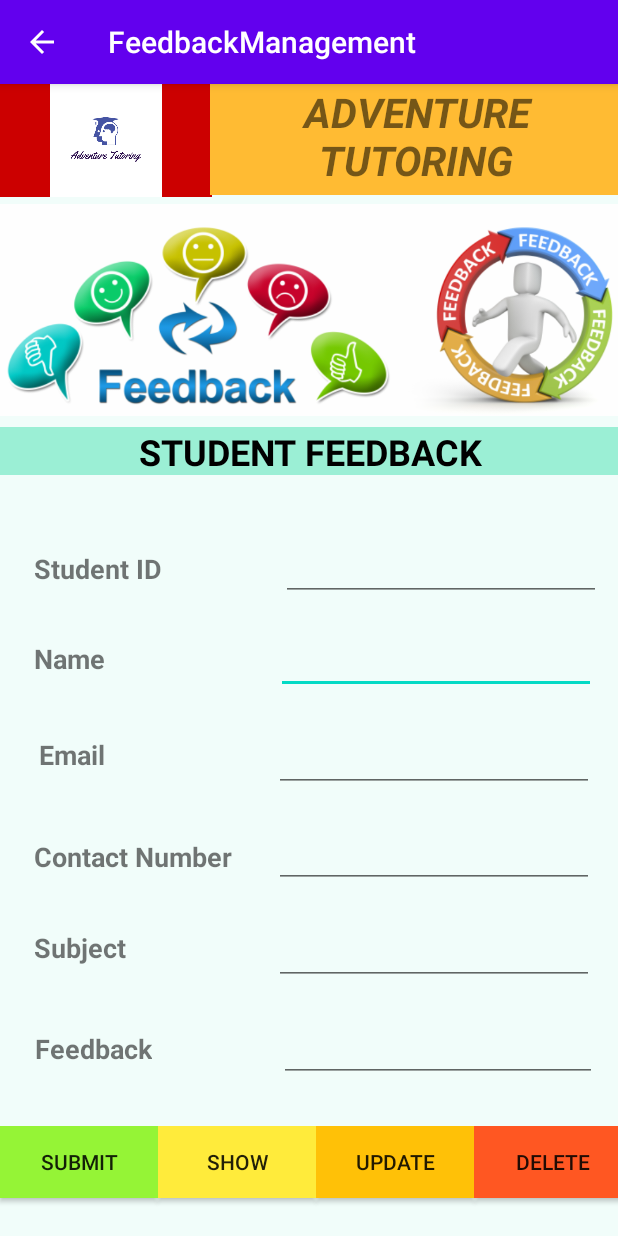
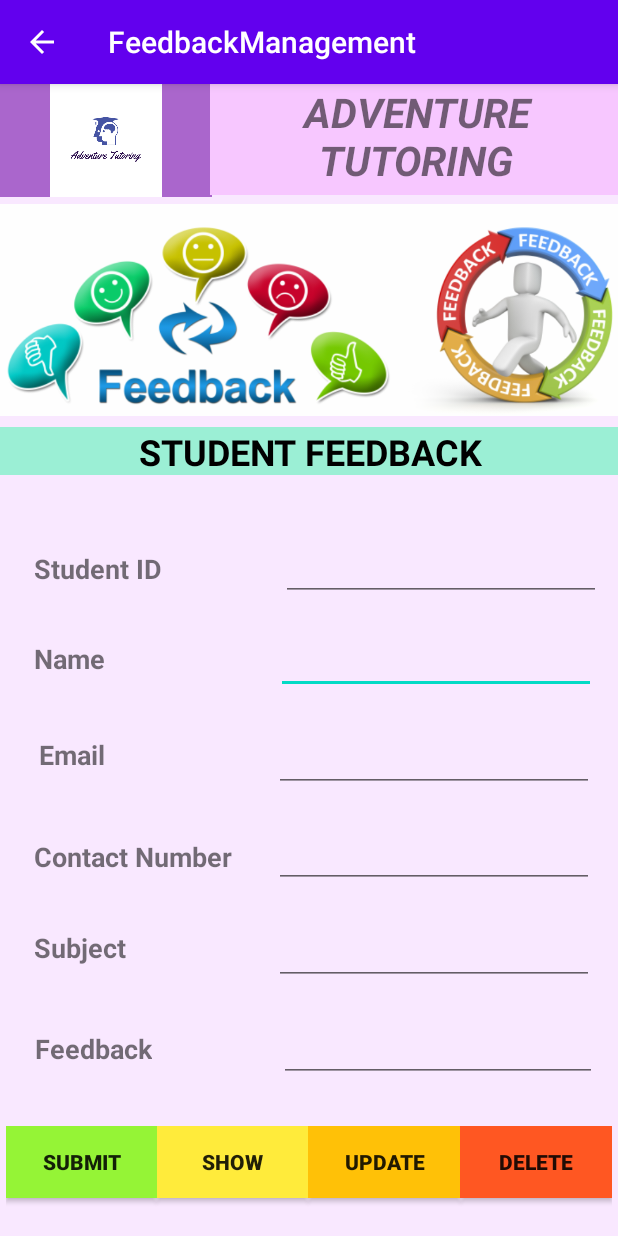
Before and after one commit to ruvini98/Mad-Project, an Android app: the StudentMain screen opened directly, with no data from a screen before it, on a phone screen of 412 x 824 dp. Run offline under Robolectric (Android 15) with nearby library versions, the phone set to English and light mode, and no system bars; our stand-ins replace Firebase (no records; nobody signed in at launch, a user with empty details on screens opened directly).

Commit message:
Initial commit

```diff
--- a/app/src/main/AndroidManifest.xml
+++ b/app/src/main/AndroidManifest.xml
@@ -15,7 +15,7 @@
         <activity android:name=".TeacherMain"
             android:parentActivityName=".Home"/>
 
-        <activity android:name=".Total"
+        <activity android:name=".TotalMain"
             android:parentActivityName=".Home"/>
 
         <activity android:name=".Home">
--- a/app/src/main/java/com/example/feedbackmanagement/Home.java
+++ b/app/src/main/java/com/example/feedbackmanagement/Home.java
@@ -27,7 +27,7 @@ public class Home extends AppCompatActivity {
     }
 
     public void openTotal(View view) {
-        Intent intent = new Intent(this, Total.class);
+        Intent intent = new Intent(this, TotalMain.class);
 
         startActivity(intent);
     }
--- a/app/src/main/java/com/example/feedbackmanagement/StudentMain.java
+++ b/app/src/main/java/com/example/feedbackmanagement/StudentMain.java
@@ -103,7 +103,7 @@ public class StudentMain extends AppCompatActivity {
                             txtSubject.setText(dataSnapshot.child("subject").getValue().toString());
                             txtFeedback.setText(dataSnapshot.child("feedback").getValue().toString());
                         } else
-                            Toast.makeText(getApplicationContext(), "Cannot find Feedback", Toast.LENGTH_SHORT).show();
+                            Toast.makeText(getApplicationContext(), "Cannot find Student Feedback", Toast.LENGTH_SHORT).show();
                     }
 
                     @Override
--- a/app/src/main/java/com/example/feedbackmanagement/TeacherMain.java
+++ b/app/src/main/java/com/example/feedbackmanagement/TeacherMain.java
@@ -45,7 +45,7 @@ import com.google.firebase.database.annotations.NotNull;public class TeacherMain
 
         tch = new Teacher();
 
-        //submit button
+        //SUBMIT BUTTON
         buttonSubmit.setOnClickListener(new View.OnClickListener() {
             @Override
             public void onClick(View view) {
@@ -102,7 +102,7 @@ import com.google.firebase.database.annotations.NotNull;public class TeacherMain
                             txt1Subject.setText(dataSnapshot.child("subject").getValue().toString());
                             txt1Feedback.setText(dataSnapshot.child("feedback").getValue().toString());
                         } else
-                            Toast.makeText(getApplicationContext(), "Cannot find Feedback", Toast.LENGTH_SHORT).show();
+                            Toast.makeText(getApplicationContext(), "Cannot find Teacher Feedback", Toast.LENGTH_SHORT).show();
                     }
 
                     @Override
@@ -111,7 +111,7 @@ import com.google.firebase.database.annotations.NotNull;public class TeacherMain
                 });
 
 
-                //update button
+                //UPDATE BUTTON
                 buttonUpdate.setOnClickListener(new View.OnClickListener() {
                     @Override
                     public void onClick(View view) {
--- a/app/src/main/res/layout/activity_studentmain.xml
+++ b/app/src/main/res/layout/activity_studentmain.xml
@@ -4,7 +4,7 @@
     xmlns:tools="http://schemas.android.com/tools"
     android:layout_width="wrap_content"
     android:layout_height="match_parent"
-    android:background="#F1FDFA"
+    android:background="#F9E8FF"
     android:textAlignment="gravity"
     tools:context=".StudentMain">
 
@@ -12,7 +12,7 @@
         android:id="@+id/imageView9"
         android:layout_width="141dp"
         android:layout_height="75dp"
-        android:background="@android:color/holo_red_dark"
+        android:background="@android:color/holo_purple"
         android:contentDescription="@string/logo_image"
         android:src="@drawable/logo"
         android:textAlignment="viewStart"
@@ -29,7 +29,7 @@
         android:layout_width="275dp"
         android:layout_height="74dp"
         android:layout_marginStart="140dp"
-        android:background="@android:color/holo_orange_light"
+        android:background="#F7C7FF"
         android:text="@string/name"
         android:textAlignment="center"
         android:textSize="27sp"
@@ -43,7 +43,7 @@
         android:id="@+id/textView8"
         android:layout_width="wrap_content"
         android:layout_height="wrap_content"
-        android:text="@string/text_05"
+        android:text="@string/text_feedback_student"
         android:textSize="18sp"
         android:textStyle="bold"
         app:layout_constraintBottom_toBottomOf="parent"
@@ -57,7 +57,7 @@
         android:id="@+id/textView7"
         android:layout_width="wrap_content"
         android:layout_height="wrap_content"
-        android:text="@string/text_04"
+        android:text="@string/text_subject_student"
         android:textSize="18sp"
         android:textStyle="bold"
         app:layout_constraintBottom_toBottomOf="parent"
@@ -71,7 +71,7 @@
         android:id="@+id/textView6"
         android:layout_width="wrap_content"
         android:layout_height="wrap_content"
-        android:text="@string/text_03"
+        android:text="@string/text_contactNo_student"
         android:textSize="18sp"
         android:textStyle="bold"
         app:layout_constraintBottom_toBottomOf="parent"
@@ -85,7 +85,7 @@
         android:id="@+id/textView4"
         android:layout_width="wrap_content"
         android:layout_height="wrap_content"
-        android:text="@string/text_02"
+        android:text="@string/text_email_student"
         android:textSize="18sp"
         android:textStyle="bold"
         app:layout_constraintBottom_toBottomOf="parent"
@@ -99,7 +99,7 @@
         android:id="@+id/textView3"
         android:layout_width="wrap_content"
         android:layout_height="wrap_content"
-        android:text="@string/text_01"
+        android:text="@string/text_name_student"
         android:textSize="18sp"
         android:textStyle="bold"
         app:layout_constraintBottom_toBottomOf="parent"
@@ -123,7 +123,7 @@
         app:srcCompat="@drawable/feedback" />
 
     <TextView
-        android:id="@+id/textView"
+        android:id="@+id/text"
         android:layout_width="413dp"
         android:layout_height="32dp"
         android:background="#9BEFD5"
@@ -143,7 +143,7 @@
         android:id="@+id/textView2"
         android:layout_width="wrap_content"
         android:layout_height="wrap_content"
-        android:text="@string/text_id_01"
+        android:text="@string/text_id_student"
         android:textSize="18sp"
         android:textStyle="bold"
         app:layout_constraintBottom_toBottomOf="parent"
@@ -212,15 +212,16 @@
 
     <LinearLayout
         android:id="@+id/linearLayout"
-        android:layout_width="421dp"
-        android:layout_height="70dp"
+        android:layout_width="404dp"
+        android:layout_height="71dp"
+        android:layout_marginStart="4dp"
         android:layout_marginTop="8dp"
         android:layout_marginBottom="2dp"
         android:orientation="horizontal"
         app:layout_constraintBottom_toBottomOf="parent"
         app:layout_constraintStart_toStartOf="parent"
         app:layout_constraintTop_toTopOf="parent"
-        app:layout_constraintVertical_bias="0.998">
+        app:layout_constraintVertical_bias="1.0">
 
         <Button
             android:id="@+id/ButSubmit"
@@ -228,7 +229,8 @@
             android:layout_height="wrap_content"
             android:layout_weight="1"
             android:background="@color/Submit"
-            android:text="@string/SubmitB" />
+            android:text="@string/SubmitB"
+            android:textStyle="bold" />
 
         <Button
             android:id="@+id/ButShow"
@@ -236,7 +238,8 @@
             android:layout_height="wrap_content"
             android:layout_weight="1"
             android:background="@color/Show"
-            android:text="@string/ShowB" />
+            android:text="@string/ShowB"
+            android:textStyle="bold" />
 
         <Button
             android:id="@+id/ButUpdate"
@@ -244,7 +247,8 @@
             android:layout_height="wrap_content"
             android:layout_weight="1"
             android:background="@color/Update"
-            android:text="@string/UpdateB" />
+            android:text="@string/UpdateB"
+            android:textStyle="bold" />
 
         <Button
             android:id="@+id/ButDelete"
@@ -252,7 +256,8 @@
             android:layout_height="wrap_content"
             android:layout_weight="1"
             android:background="@color/Delete"
-            android:text="@string/DeleteB" />
+            android:text="@string/DeleteB"
+            android:textStyle="bold" />
     </LinearLayout>
 
     <EditText
--- a/app/src/main/res/values/strings.xml
+++ b/app/src/main/res/values/strings.xml
@@ -8,25 +8,26 @@
     <string name="topic_home">FEEDBACK MANAGEMENT</string>
     <string name="topic_01">STUDENT FEEDBACK</string>
     <string name="topic_02">TEACHER FEEDBACK</string>
-    <string name="topic_03">TOTAL FEEDBACK COUNT</string>
+
 
     <string name="button01">STUDENT FEEDBACK</string>
     <string name="button02">TEACHER FEEDBACK</string>
-    <string name="button03">TOTAL FEEDBACK</string>
+    <string name="button03">FEEDBACK CALCULATOR</string>
+
+    <string name="text_id_student">Student ID</string>
+    <string name="text_name_student">Name</string>
+    <string name="text_email_student">Email</string>
+    <string name="text_contactNo_student">Contact Number</string>
+    <string name="text_subject_student">Subject</string>
+    <string name="text_feedback_student">Feedback</string>
 
 
-    <string name="text_id_01">Student ID</string>
-    <string name="text_id_02">Teacher ID</string>
-    <string name="text_01">Name</string>
-    <string name="text_02">Email</string>
-    <string name="text_03">Contact Number</string>
-    <string name="text_04">Subject</string>
-    <string name="text_05">Feedback</string>
-
-    <string name="text_06">Student</string>
-    <string name="text_07">Teacher</string>
-    <string name="text_08">"Answer is : "</string>
-
+    <string name="text_id_teacher">Teacher ID</string>
+    <string name="text_name_teacher">Name</string>
+    <string name="text_email_teacher">Email</string>
+    <string name="text_contactNo_teacher">Contact Number</string>
+    <string name="text_Subject_teacher">Subject</string>
+    <string name="text_feedback_teacher">Feedback</string>
 
 
     <string name="SubmitB">SUBMIT</string>
@@ -38,8 +39,6 @@
     <string name="teacher_btn_show">SHOW</string>
     <string name="teacher_btn_update">UPDATE</string>
     <string name="teacher_btn_delete">DELETE</string>
-
-
 
 
     <string name="input_text_student_id" />
@@ -56,5 +55,22 @@
     <string name="input_text_teacher_feedback" />
 
 
+    <string name="txt_student">Student   -</string>
+    <string name="txt_teacher">Teacher   -</string>
+    <string name="txt_total">Total Feedback  -</string>
+
+    <string name="input_text_student" />
+    <string name="input_text_teacher" />
+    <string name="text_total_feedback" />
+
+    <string name="hint_total_student">Enter Value</string>
+    <string name="hint_total_teacher">Enter Value</string>
+
+    <string name="calculate_btn_total">CALCULATE</string>
+    <string name="save_btn_total">SAVE</string>
+    <string name="delete_btn_total">DELETE</string>
+    <string name="show_btn_total">SHOW</string>
+
+
 
 </resources>
```
Also changed, not shown: app/src/main/java/com/example/feedbackmanagement/Total.java (deleted, +0 -17 lines), app/src/main/java/com/example/feedbackmanagement/TotalMain.java (added, +158 -0 lines), app/src/main/res/layout/activity_home.xml (+10 -26 lines), app/src/main/res/layout/activity_teachermain.xml (+24 -15 lines), app/src/main/res/layout/activity_total.xml (deleted, +0 -168 lines).
